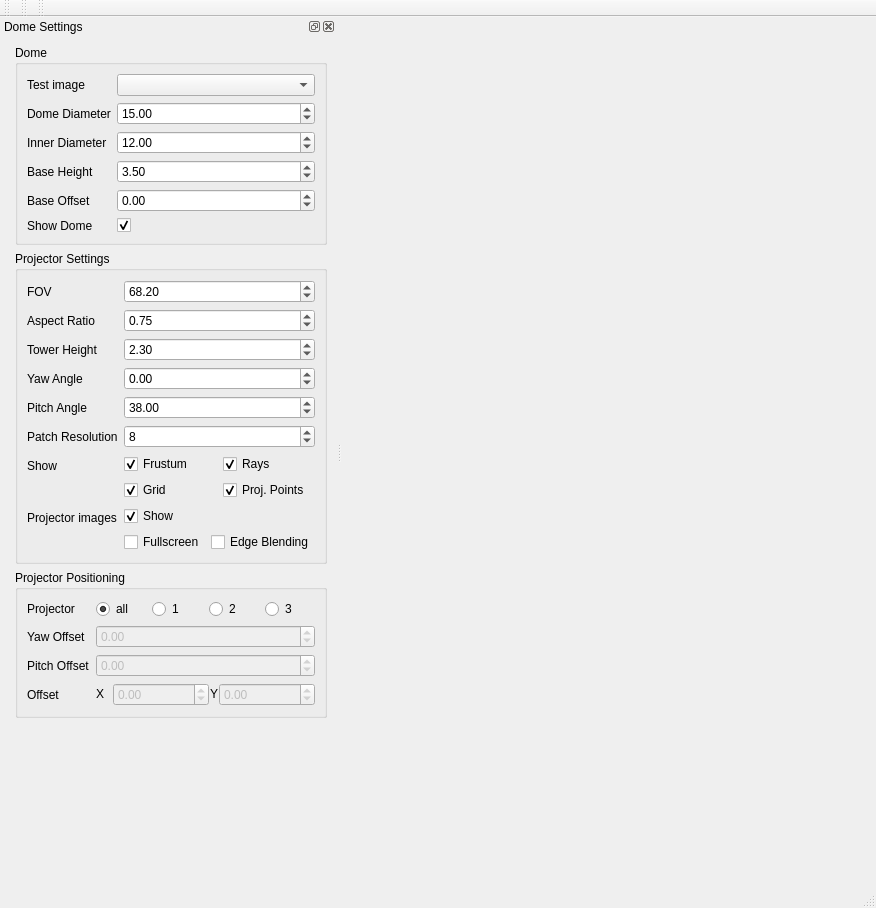
WilstonOreo/Dome, file DomeGUI.ui: the form before one commit.
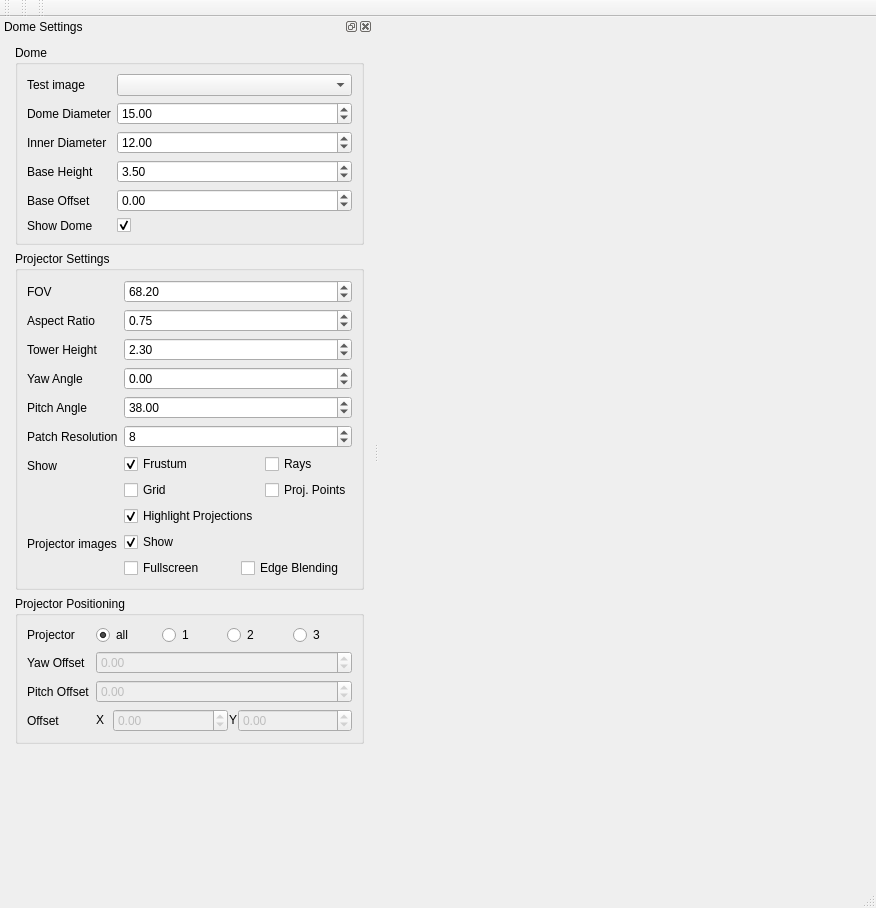
The form after the commit. Custom widgets are drawn as their Qt base class.

Commit message: Highlighting projections to visualize projector overlappings

Diff of the .ui file:
```diff
--- a/DomeGUI.ui
+++ b/DomeGUI.ui
@@ -288,7 +288,7 @@
                <string>Rays</string>
               </property>
               <property name="checked">
-               <bool>true</bool>
+               <bool>false</bool>
               </property>
              </widget>
             </item>
@@ -298,7 +298,7 @@
                <string>Grid</string>
               </property>
               <property name="checked">
-               <bool>true</bool>
+               <bool>false</bool>
               </property>
              </widget>
             </item>
@@ -318,6 +318,16 @@
                <string>Proj. Points</string>
               </property>
               <property name="checked">
+               <bool>false</bool>
+              </property>
+             </widget>
+            </item>
+            <item row="2" column="0">
+             <widget class="QCheckBox" name="chkHighlightProjections">
+              <property name="text">
+               <string>Highlight Projections</string>
+              </property>
+              <property name="checked">
                <bool>true</bool>
               </property>
              </widget>
```
Left out of the diff: 16 changed lines with no effect on the pictures. The commit also changes 6 other files.
